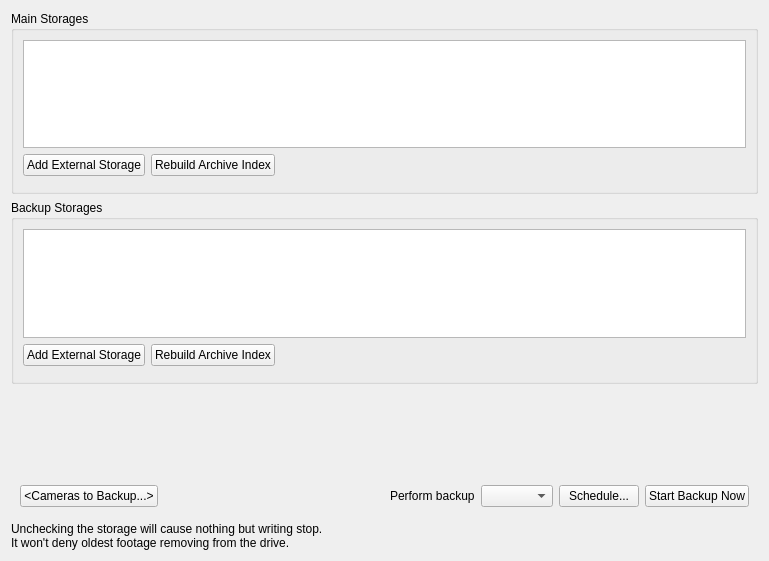
Above: client/src/ui/widgets/properties/storage_config_widget.ui from networkoptix/nx_open before the change. Below: the same form after it.
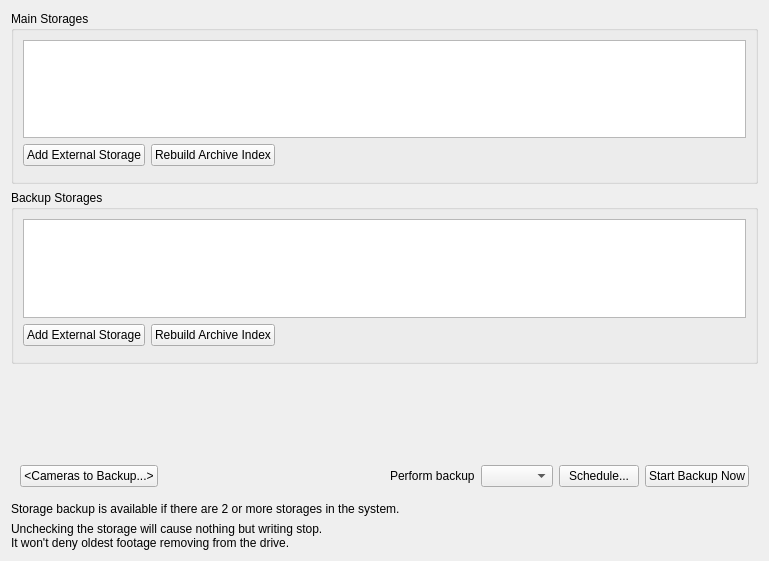
That is the form after the change. Custom widgets are drawn as their Qt base class.

Commit message:
VMS-1477: Add a warning that storage backup is not available for sngle storage
<==== Mercurial data ====>
Branch: dev_2.5.0_gui

```diff
--- a/client/src/ui/widgets/properties/storage_config_widget.ui
+++ b/client/src/ui/widgets/properties/storage_config_widget.ui
@@ -10,7 +10,7 @@
     <height>561</height>
    </rect>
   </property>
-  <layout class="QVBoxLayout" name="verticalLayout_2" stretch="0,0,1,1">
+  <layout class="QVBoxLayout" name="verticalLayout_2" stretch="0,0,1,0,1">
    <item>
     <widget class="QGroupBox" name="storagesGroupBox">
      <property name="title">
@@ -288,6 +288,13 @@
      </layout>
     </widget>
    </item>
+   <item>
+    <widget class="QLabel" name="backupOptionLabel">
+     <property name="text">
+      <string>Storage backup is available if there are 2 or more storages in the system.</string>
+     </property>
+    </widget>
+   </item>
    <item>
     <widget class="QLabel" name="storagesWarningLabel">
      <property name="text">
```
The commit also changes 1 other file.
